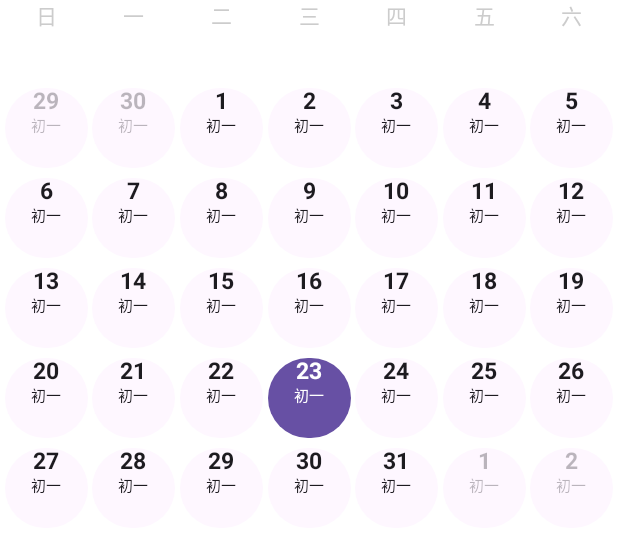
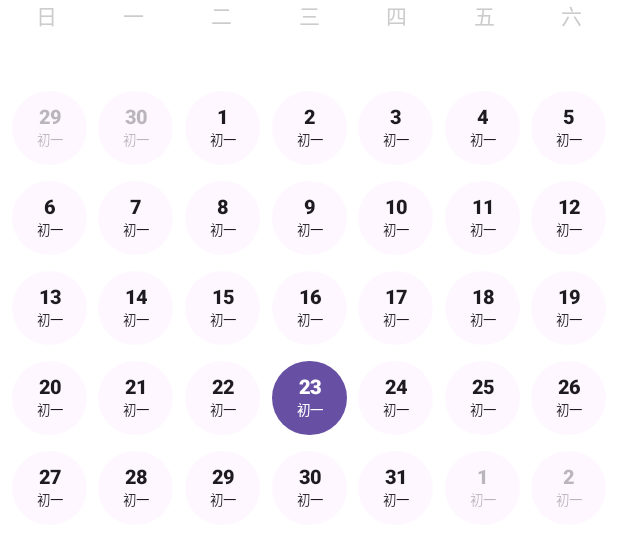
Before and after one commit to ts0726/KotlinSchedule, an Android app built with Jetpack Compose: the @Preview function CalendarPreview, on a phone screen of 412 x 824 dp. Shown: the top 546 px of the screen. Run offline under Robolectric (Android 15) with nearby library versions, the phone set to English and light mode, and no system bars.

Commit message:
优化日历布局，修复在2、4、6、9、11月日历崩溃的问题

```diff
--- a/KotlinSchedule/composeApp/src/commonMain/kotlin/kmp/project/schedule/ui/composableItem/Calendar.kt
+++ b/KotlinSchedule/composeApp/src/commonMain/kotlin/kmp/project/schedule/ui/composableItem/Calendar.kt
@@ -10,6 +10,7 @@ import androidx.compose.material3.Text
 import androidx.compose.runtime.Composable
 import androidx.compose.runtime.mutableStateOf
 import androidx.compose.runtime.remember
+import androidx.compose.ui.Alignment
 import androidx.compose.ui.Modifier
 import androidx.compose.ui.graphics.Color
 import androidx.compose.ui.text.font.FontWeight
@@ -64,11 +65,14 @@ fun CalendarView(yearMonth: YearMonth, onDayClick: (Long) -> Unit) {
                 modifier = Modifier
                     .fillMaxWidth()
                     .height(60.dp)
-                    .padding(top = 3.dp, bottom = 3.dp)
+                    .padding(top = 5.dp, bottom = 5.dp)
             ) {
                 while (index < i * 7){
                     val day = days[index]
-                    val isSelected = selectedDay.value == yearMonth.atDay(day.day).toEpochDay()
+                    var isSelected = false
+                    if (day.isCurrentMonth) {
+                        isSelected = selectedDay.value == yearMonth.atDay(day.day).toEpochDay()
+                    }
                     Card(
                         shape = CircleShape,
                         onClick = {
@@ -84,23 +88,29 @@ fun CalendarView(yearMonth: YearMonth, onDayClick: (Long) -> Unit) {
                             disabledContentColor = calendarTextColor(day, isSelected)
                         ),
                         border = calendarSelectedBorder(day, isSelected),
-                        modifier = Modifier.size(55.dp),
+                        modifier = Modifier.size(50.dp),
+                    ) {
+                        Column(
+                            modifier = Modifier.fillMaxSize(),
+                            verticalArrangement = Arrangement.Center,
+                            horizontalAlignment = Alignment.CenterHorizontally
                         ) {
                             Text(
                                 text = day.day.toString(),
                                 color = calendarTextColor(day, isSelected),
-                            fontWeight = FontWeight.Bold,
+                                fontWeight = FontWeight.ExtraBold,
                                 textAlign = TextAlign.Center,
-                            fontSize = 15.sp,
-                            modifier = Modifier.fillMaxWidth()
+                                lineHeight = 13.sp,
+                                fontSize = 13.sp,
                             )
                             Text(
                                 text = "初一",
                                 color = calendarTextColor(day, isSelected),
                                 textAlign = TextAlign.Center,
-                            fontSize = 10.sp,
-                            modifier = Modifier.fillMaxWidth()
+                                lineHeight = 9.sp,
+                                fontSize = 9.sp,
                             )
+                        }
                     }
                     index++
                 }
```
Lines whose indentation alone changed are shown as unchanged.
